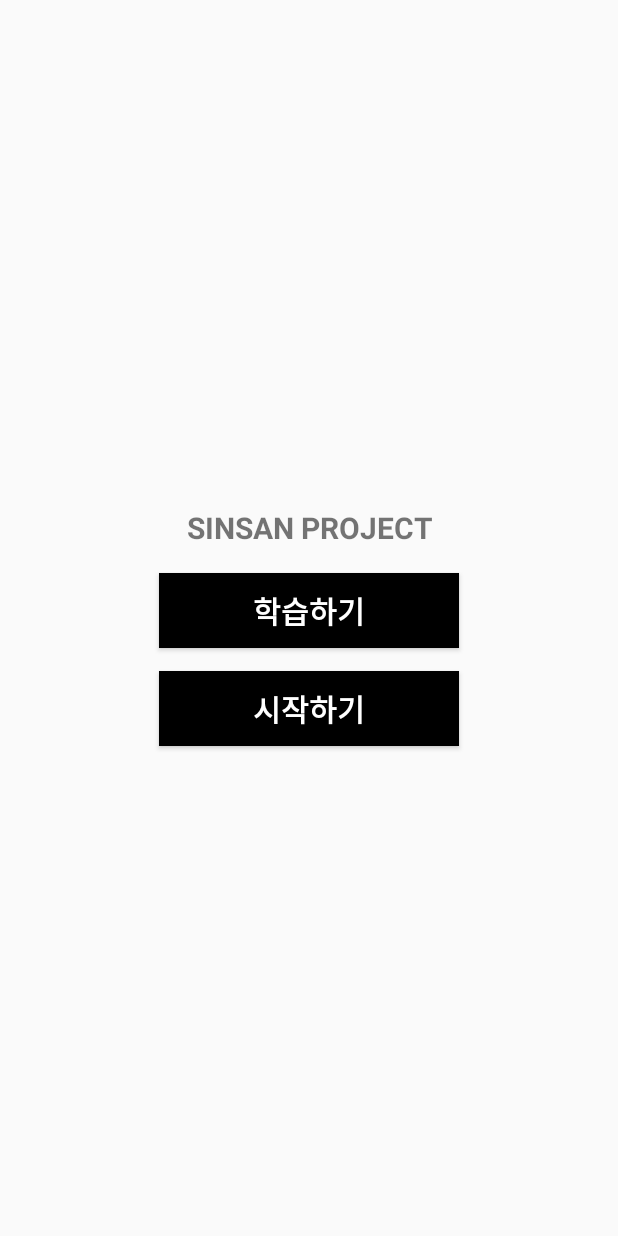
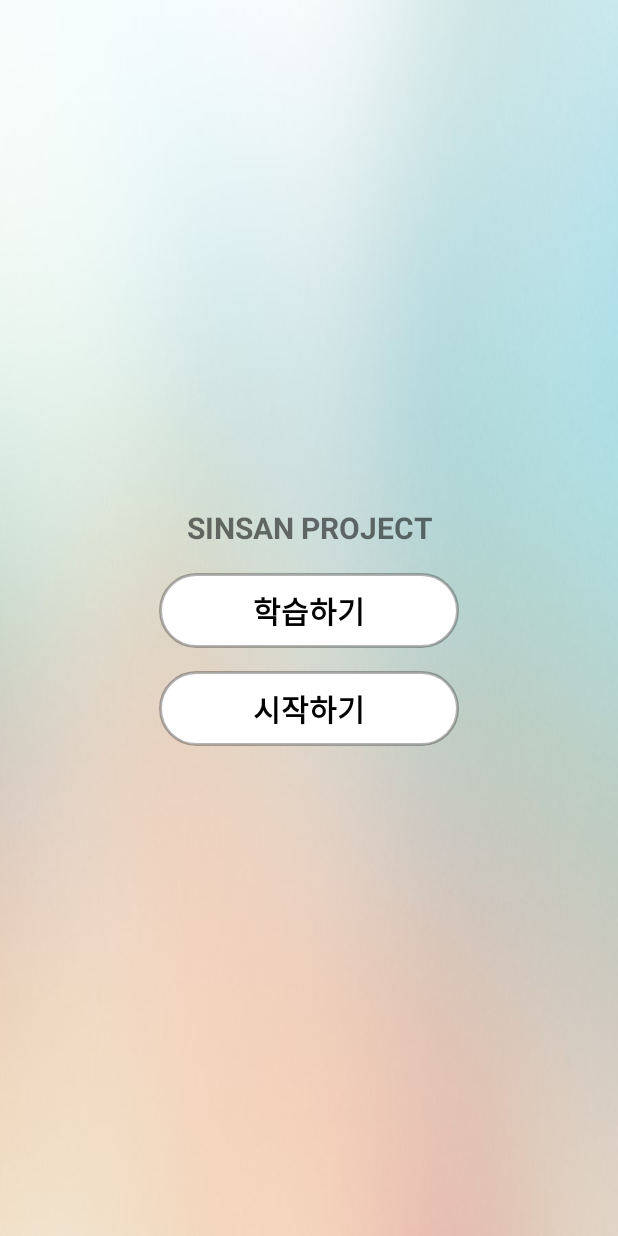
Before and after one commit to CJW23/HadicapedNavigation, an Android app: the screen it shows after launch (StartActivity), on a phone screen of 412 x 824 dp. Run offline under Robolectric (Android 15) with nearby library versions, the phone set to English and light mode, and no system bars.

Commit message:
음성 기능 추가

```diff
--- a/HadicapedNavigation-master/SinTest/app/build.gradle
+++ b/HadicapedNavigation-master/SinTest/app/build.gradle
@@ -1,11 +1,11 @@
 apply plugin: 'com.android.application'
 
 android {
-    compileSdkVersion 28
+    compileSdkVersion 27
     defaultConfig {
         applicationId "com.example.inwif.sintest"
         minSdkVersion 15
-        targetSdkVersion 28
+        targetSdkVersion 27
         versionCode 1
         versionName "1.0"
         testInstrumentationRunner "android.support.test.runner.AndroidJUnitRunner"
@@ -20,7 +20,7 @@ android {
 
 dependencies {
     implementation fileTree(dir: 'libs', include: ['*.jar'])
-    implementation 'com.android.support:appcompat-v7:28.0.0'
+    implementation 'com.android.support:appcompat-v7:27.0.0'
     implementation 'com.android.support.constraint:constraint-layout:1.1.3'
     testImplementation 'junit:junit:4.12'
     implementation 'com.android.volley:volley:1.0.0'
--- a/HadicapedNavigation-master/SinTest/app/src/main/java/com/example/inwif/sintest/MainActivity.java
+++ b/HadicapedNavigation-master/SinTest/app/src/main/java/com/example/inwif/sintest/MainActivity.java
@@ -31,6 +31,7 @@ public class MainActivity extends AppCompatActivity
     private Thread startCapture;
     private SurfaceView surfaceView;
     private CameraPreview mCameraPreview;
+    private VoiceGuide vg;
     private View mLayout;  // Snackbar 사용하기 위해서는 View가 필요합니다.
     // (참고로 Toast에서는 Context가 필요했습니다.)
 
@@ -39,6 +40,8 @@ public class MainActivity extends AppCompatActivity
     public void onCreate(Bundle savedInstanceState) {
         super.onCreate(savedInstanceState);
 
+       // vg = new VoiceGuide(this);
+        //vg.sample();
         // 상태바를 안보이도록 합니다.
         getWindow().setFlags(WindowManager.LayoutParams.FLAG_FULLSCREEN,
                 WindowManager.LayoutParams.FLAG_FULLSCREEN);
--- a/HadicapedNavigation-master/SinTest/app/src/main/java/com/example/inwif/sintest/StartActivity.java
+++ b/HadicapedNavigation-master/SinTest/app/src/main/java/com/example/inwif/sintest/StartActivity.java
@@ -12,7 +12,7 @@ public class StartActivity extends AppCompatActivity {
 
     private Button startButton;
     private Button trainingButton;
-
+    private VoiceGuide vg;
     @Override
     protected void onCreate(Bundle savedInstanceState) {
         super.onCreate(savedInstanceState);
@@ -21,6 +21,15 @@ public class StartActivity extends AppCompatActivity {
         startButton = findViewById(R.id.startButton);
         trainingButton = findViewById(R.id.trainingButton);
 
+        vg = new VoiceGuide(this);
+
+        trainingButton.setOnClickListener(new View.OnClickListener(){
+
+            @Override
+            public void onClick(View v) {
+                vg.sample();
+            }
+        });
         startButton.setOnClickListener(new View.OnClickListener() {
             @Override
             public void onClick(View v) {
--- /dev/null
+++ b/HadicapedNavigation-master/SinTest/app/src/main/java/com/example/inwif/sintest/VoiceGuide.java
@@ -0,0 +1,26 @@
+package com.example.inwif.sintest;
+
+import android.content.Context;
+import android.speech.tts.TextToSpeech;
+import java.util.Locale;
+import static android.speech.tts.TextToSpeech.ERROR;
+
+public class VoiceGuide {
+    private TextToSpeech tts;              // TTS 변수 선언
+    private String a = "안녕";
+    public VoiceGuide(Context context){
+
+        tts = new TextToSpeech(context, new TextToSpeech.OnInitListener() {
+            @Override
+            public void onInit(int i) {
+                if(i != ERROR){
+                    tts.setLanguage(Locale.KOREA);
+                }
+            }
+        });
+    }
+    public void sample(){
+        tts.speak(a, TextToSpeech.QUEUE_FLUSH, null);
+    }
+
+}
--- /dev/null
+++ b/HadicapedNavigation-master/SinTest/app/src/main/res/drawable/rounded.xml
@@ -0,0 +1,12 @@
+<?xml version="1.0" encoding="utf-8"?>
+<shape xmlns:android="http://schemas.android.com/apk/res/android"
+    android:shape="rectangle" android:padding="10dp">
+    <solid android:color="#FFFFFFFF"/>
+    <corners android:bottomRightRadius="30dp"
+        android:bottomLeftRadius="30dp"
+        android:topLeftRadius="30dp"
+        android:topRightRadius="30dp"/>
+    <stroke android:width="2dp"
+        android:color="#50111111"
+        />
+</shape>
--- a/HadicapedNavigation-master/SinTest/app/src/main/res/layout/activity_start.xml
+++ b/HadicapedNavigation-master/SinTest/app/src/main/res/layout/activity_start.xml
@@ -6,6 +6,7 @@
     android:layout_height="match_parent"
     android:orientation="vertical"
     android:gravity="center"
+    android:background="@drawable/background"
     tools:context=".StartActivity">
     <TextView
         android:layout_width="match_parent"
@@ -20,20 +21,21 @@
         android:layout_width="200dp"
         android:layout_height="50dp"
         android:layout_marginTop="5dp"
-        android:background="#000000"
+        android:background="@drawable/rounded"
         android:text="학습하기"
-        android:textColor="#ffffff"
+        android:textColor="#000000"
         android:textSize="20dp"
-        android:textStyle="bold" />
+        android:textStyle="bold"
+        />
 
     <Button
         android:id="@+id/startButton"
         android:layout_width="200dp"
         android:layout_height="50dp"
         android:layout_marginTop="15dp"
-        android:background="#000000"
+        android:background="@drawable/rounded"
         android:text="시작하기"
-        android:textColor="#ffffff"
+        android:textColor="#000000"
         android:textSize="20dp"
         android:textStyle="bold" />
 
```
Also changed, not shown: HadicapedNavigation-master/SinTest/app/src/main/java/com/example/inwif/sintest/CameraPreview.java (+17 -0 lines), HadicapedNavigation-master/SinTest/app/src/main/java/com/example/inwif/sintest/FrameCapture.java (+6 -1 lines), HadicapedNavigation-master/SinTest/app/src/main/res/drawable/background.PNG (added), 1472 other files.
